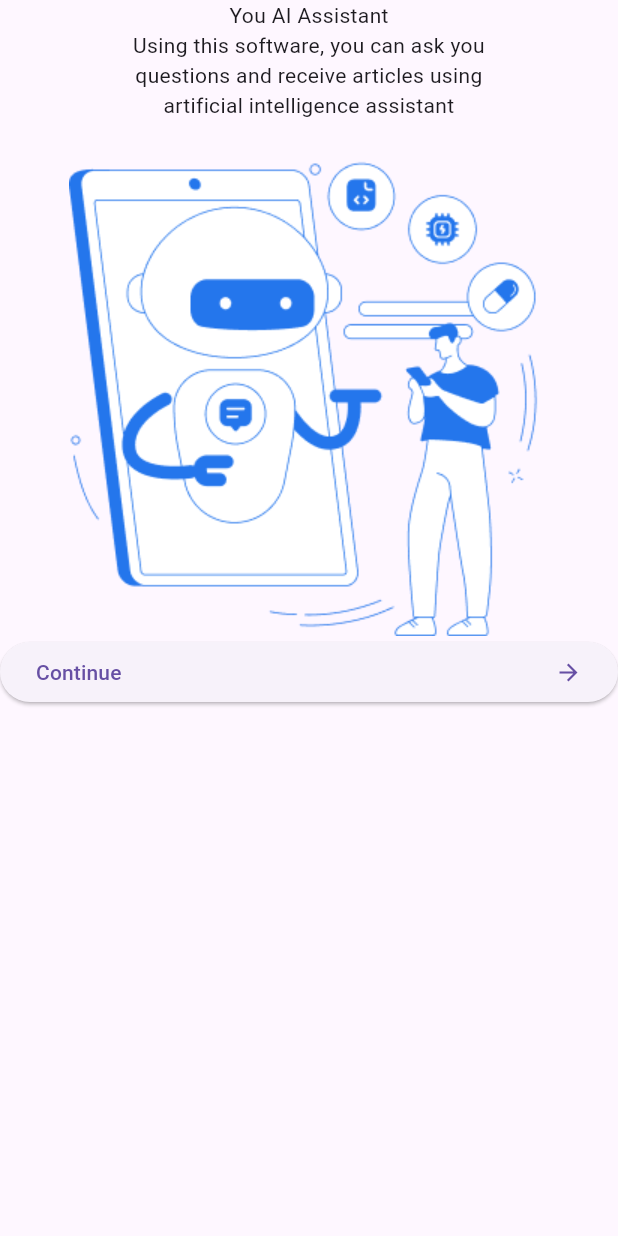
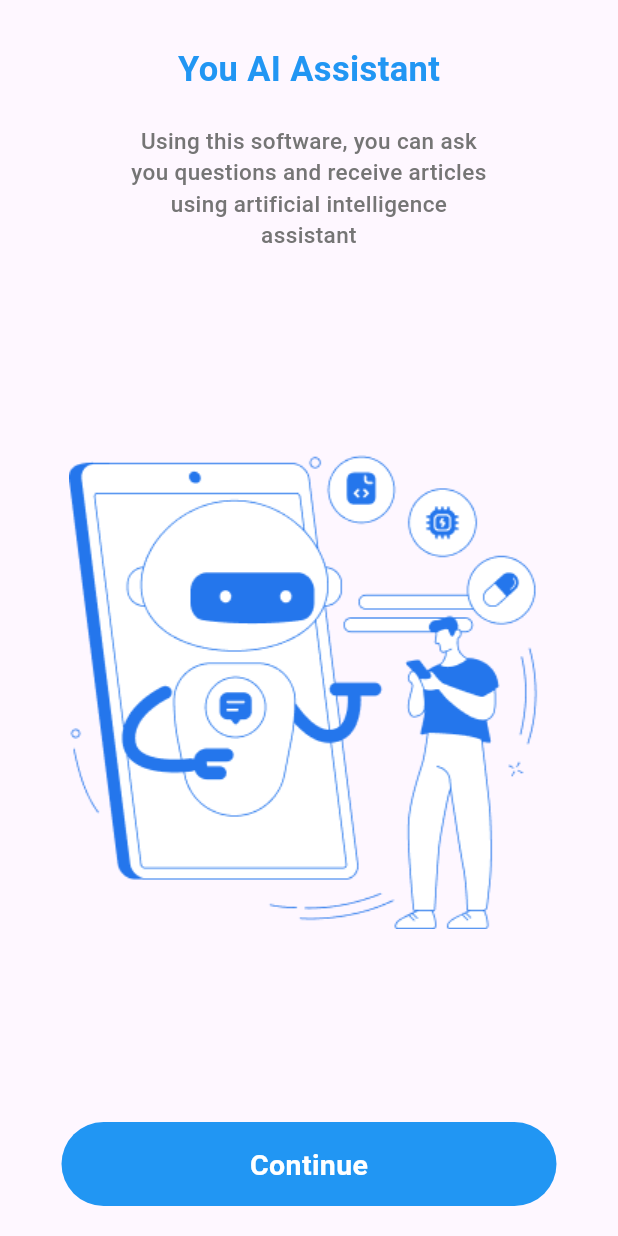
Before and after one commit to M2Monteiro/Chatbot, a Flutter app: the TutorialScreen screen opened directly, on a phone screen of 412 x 824 dp. Run offline on Flutter 3.47's test engine with Material 2 defaults, Android fonts, the phone set to English and light mode, and no system bars.

Commit message:
style: ajuste na navegação e na tela de apresentação

```diff
--- a/lib/src/chatbot.dart
+++ b/lib/src/chatbot.dart
@@ -1,4 +1,6 @@
 import 'package:chatbot/src/screen/chat/chat_screen.dart';
+import 'package:chatbot/src/screen/initial/initial_screen.dart';
+import 'package:chatbot/src/screen/tutorial/tutorial_screen.dart';
 import 'package:flutter/material.dart';
 
 class ChatBot extends StatelessWidget {
@@ -12,13 +14,12 @@ class ChatBot extends StatelessWidget {
       theme: ThemeData(
         useMaterial3: true,
       ),
-      // initialRoute: '/chat',
-      home: const ChatScreen(),
-      // routes: {
-      //   '/': (context) => const InitialScreen(),
-      //   '/tutorial': (context) => const TutorialScreen(),
-      //   '/chat': (context) => const ChatScreen(),
-      // },
+      initialRoute: '/',
+      routes: {
+        '/': (context) => const InitialScreen(),
+        '/tutorial': (context) => const TutorialScreen(),
+        '/chat': (context) => const ChatScreen(),
+      },
     );
   }
 }
--- a/lib/src/screen/tutorial/tutorial_screen.dart
+++ b/lib/src/screen/tutorial/tutorial_screen.dart
@@ -9,34 +9,71 @@ class TutorialScreen extends StatelessWidget {
     return Scaffold(
       body: SafeArea(
         child: Column(
+          crossAxisAlignment: CrossAxisAlignment.center,
           children: [
-            const Text('You AI Assistant'),
+            Container(
+              margin: const EdgeInsets.only(
+                top: 30,
+                bottom: 20,
+              ),
+              child: const Text(
+                'You AI Assistant',
+                style: TextStyle(
+                  color: Colors.blue,
+                  fontWeight: FontWeight.bold,
+                  fontSize: 23,
+                ),
+              ),
+            ),
             const SizedBox(
               width: 250,
               child: Text(
                 'Using this software, you can ask you questions and receive articles using artificial intelligence assistant',
                 textAlign: TextAlign.center,
+                style: TextStyle(
+                  color: Color(0xFF757575),
+                  fontSize: 15,
+                  fontWeight: FontWeight.w500,
                 ),
               ),
-            Container(
-              margin: const EdgeInsets.only(top: 20),
+            ),
+            Expanded(
               child: Image.asset(
                 AppImagens.robotMast,
               ),
             ),
-            ElevatedButton(
-              onPressed: () {
+            Container(
+              width: 330,
+              height: 56,
+              margin: const EdgeInsets.only(bottom: 20),
+              padding: const EdgeInsets.symmetric(vertical: 15),
+              decoration: BoxDecoration(
+                color: Colors.blue,
+                borderRadius: BorderRadius.circular(30),
+              ),
+              child: InkWell(
+                onTap: () {
                   Navigator.of(context).pushNamedAndRemoveUntil(
                     '/chat',
                     (route) => false,
                   );
                 },
                 child: const Row(
-                mainAxisAlignment: MainAxisAlignment.spaceBetween,
+                  mainAxisAlignment: MainAxisAlignment.center,
+                  crossAxisAlignment: CrossAxisAlignment.end,
                   children: [
-                  Text('Continue'),
-                  Icon(Icons.arrow_forward_outlined),
+                    Center(
+                      child: Text(
+                        'Continue',
+                        style: TextStyle(
+                          color: Colors.white,
+                          fontWeight: FontWeight.w700,
+                          fontSize: 19,
+                        ),
+                      ),
+                    ),
                   ],
+                ),
               ),
             ),
           ],
@@ -45,3 +82,10 @@ class TutorialScreen extends StatelessWidget {
     );
   }
 }
+
+/**
+ *   // Navigator.of(context).pushNamedAndRemoveUntil(
+                  //   '/chat',
+                  //   (route) => false,
+                  // );
+ */
```
Lines whose indentation alone changed are shown as unchanged.
